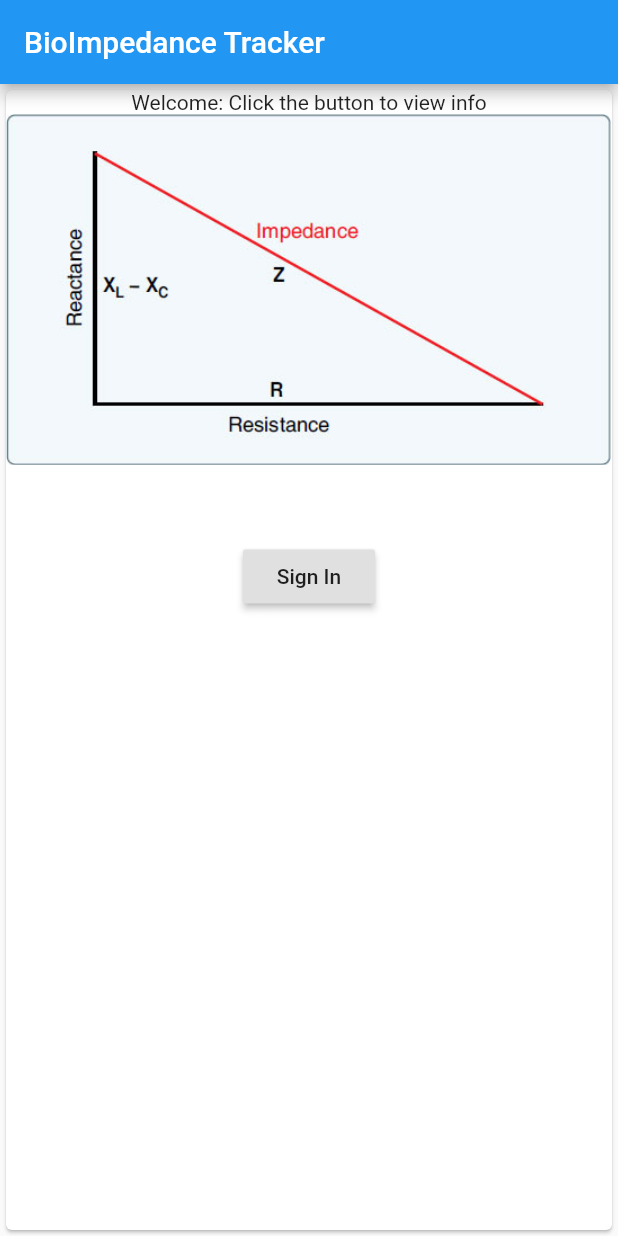
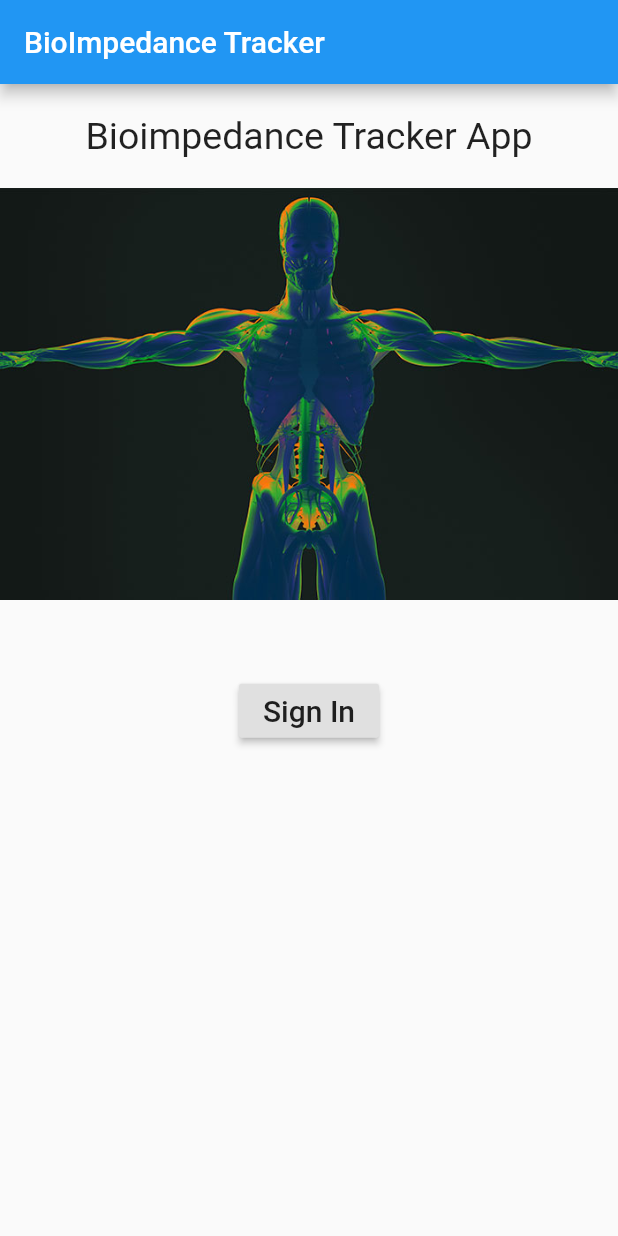
Before and after one commit to klibertowski/senior-design-mobile, a Flutter app: the screen it shows after launch, on a phone screen of 412 x 824 dp. Run offline on Flutter 3.47's test engine with Material 2 defaults, Android fonts, the phone set to English and light mode, and no system bars.

Commit message:
Work on sign in page layout

```diff
--- a/impedance_app/lib/main.dart
+++ b/impedance_app/lib/main.dart
@@ -1,3 +1,5 @@
+import 'dart:ui';
+
 import 'package:flutter/material.dart';
 
 void main() {
@@ -20,11 +22,20 @@ class MyApp extends StatelessWidget {
         appBar: AppBar(
           title: Text('BioImpedance Tracker'),
         ),
-          body: Card(
-            child: Column(
-              children: <Widget>[
-                Text('Welcome: Click the button to view info'),
-                Image.asset('assets/HomePage.jpg'),
+        body: Column(children: <Widget>[
+          Container(
+            alignment: Alignment.center,
+            padding: EdgeInsets.all(20.0),
+            child: Text('Bioimpedance Tracker App',
+              textAlign: TextAlign.center,
+              style: TextStyle(
+                fontSize: 25.0,
+              ),
+            ),
+          ),
+          Container(
+            child: Image.asset('assets/body.jpg'),
+          ),
           Container(
               margin: EdgeInsets.all(50),
               child: RaisedButton(
@@ -34,20 +45,23 @@ class MyApp extends StatelessWidget {
                     MaterialPageRoute(builder: (context) => PageOne()),
                   );
                 },
-                    child: Text('Sign In'),
+                child: Text('Sign In',
+                  style: TextStyle(
+                    fontSize: 20.0,
+                  ),
+                ),
               )
           ),
         ]
         ),
       ),
-        )
     );
   }
 }
 
-class PageOne extends StatelessWidget{
+class PageOne extends StatelessWidget {
   @override
-  Widget build(BuildContext context){
+  Widget build(BuildContext context) {
     return Scaffold(
       appBar: AppBar(
         title: Text('Impedance Calculations'),
--- a/impedance_app/pubspec.yaml
+++ b/impedance_app/pubspec.yaml
@@ -42,7 +42,7 @@ flutter:
 
   # To add assets to your application, add an assets section, like this:
   assets:
-    - assets/HomePage.jpg
+    - assets/body.jpg
   #  - images/a_dot_ham.jpeg
 
   # An image asset can refer to one or more resolution-specific "variants", see
```
Also changed, not shown: impedance_app/assets/HomePage.jpg (deleted), impedance_app/assets/body.jpg (added). Lines whose indentation alone changed are shown as unchanged.
